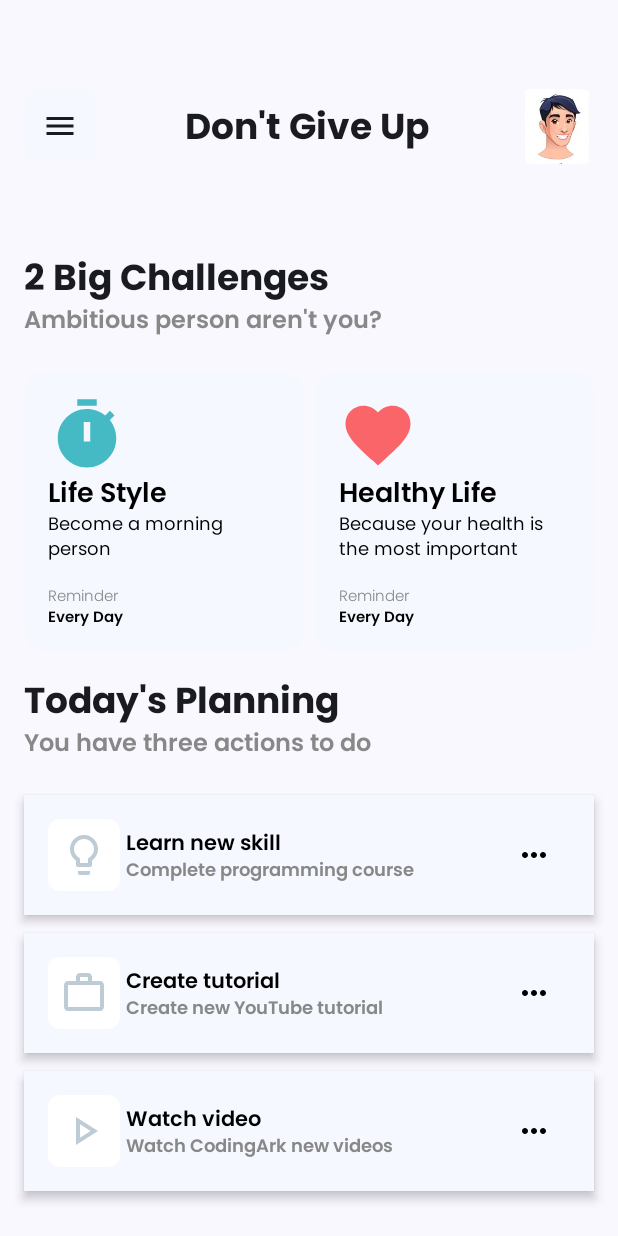
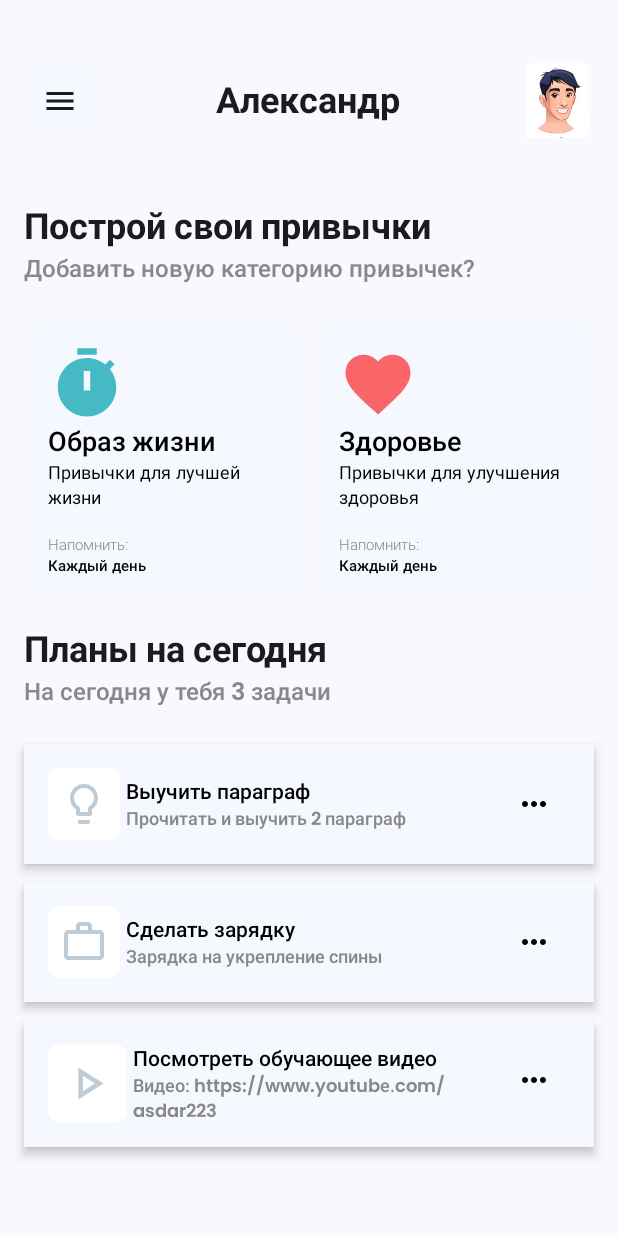
Before and after one commit to EugeneMGitHub/GoalsApp, an Android app built with Jetpack Compose: the screen it shows after launch (MainActivity), on a phone screen of 412 x 824 dp. Run offline under Robolectric (Android 15) with nearby library versions, the phone set to English and light mode, and no system bars; pictures from the network do not load.

Commit message:
Last Commit

```diff
--- a/app/src/main/java/com/example/goalsapp/MainActivity.kt
+++ b/app/src/main/java/com/example/goalsapp/MainActivity.kt
@@ -52,6 +52,7 @@ import androidx.compose.ui.layout.ContentScale
 import androidx.compose.ui.res.painterResource
 import androidx.compose.ui.text.font.FontWeight
 import androidx.compose.ui.text.style.TextAlign
+import androidx.compose.ui.text.style.TextOverflow
 import androidx.compose.ui.tooling.preview.Preview
 import androidx.compose.ui.unit.dp
 import androidx.compose.ui.unit.sp
@@ -104,7 +105,7 @@ fun MainApp() {
                     Icon(imageVector = Icons.Default.Menu, contentDescription = "")
                 }
                 Text(
-                    text = "Don't Give Up",
+                    text = "Александр",
                     fontWeight = FontWeight.Bold,
                     fontSize = 24.sp,
                     textAlign = TextAlign.Center,
@@ -135,17 +136,17 @@ fun MainApp() {
                 )
         ){
 //            Spacer(modifier = Modifier.height(24.dp))
-            Text(text = "2 Big Challenges", fontWeight = FontWeight.Bold, fontSize = 24.sp)
-            Text(text = "Ambitious person aren't you?", fontWeight = FontWeight.SemiBold, fontSize = 16.sp, color = Color.Gray)
+            Text(text = "Построй свои привычки", fontWeight = FontWeight.Bold, fontSize = 24.sp)
+            Text(text = "Добавить новую категорию привычек?", fontWeight = FontWeight.SemiBold, fontSize = 16.sp, color = Color.Gray)
             Spacer(modifier = Modifier.height(24.dp))
 
             Row(Modifier.fillMaxWidth()) {
                 BigButton(
                     icon = Icons.Default.Timer,
                     iconTint = Color(0xff45BAC5),
-                    title = "Life Style",
-                    subtitle = "Become a morning person",
-                    reminder = "Every Day",
+                    title = "Образ жизни",
+                    subtitle = "Привычки для лучшей жизни",
+                    reminder = "Каждый день",
                     modifier = Modifier
                         .weight(1f)
                         .clickable { }
@@ -154,33 +155,33 @@ fun MainApp() {
                 BigButton(
                     icon = Icons.Default.Favorite,
                     iconTint = Color(0xffFA6569),
-                    title = "Healthy Life",
-                    subtitle = "Because your health is the most important",
-                    reminder = "Every Day",
+                    title = "Здоровье",
+                    subtitle = "Привычки для улучшения здоровья",
+                    reminder = "Каждый день",
                     modifier = Modifier
                         .weight(1f)
                         .clickable { }
                 )
             }
             Spacer(modifier = Modifier.height(16.dp))
-            Text(text = "Today's Planning", fontWeight = FontWeight.Bold, fontSize = 24.sp)
-            Text(text = "You have three actions to do", fontWeight = FontWeight.SemiBold, fontSize = 16.sp, color = Color.Gray)
+            Text(text = "Планы на сегодня", fontWeight = FontWeight.Bold, fontSize = 24.sp)
+            Text(text = "На сегодня у тебя 3 задачи", fontWeight = FontWeight.SemiBold, fontSize = 16.sp, color = Color.Gray)
             Spacer(modifier = Modifier.height(24.dp))
             Column(verticalArrangement = Arrangement.spacedBy(12.dp)) {
                 TaskItem(
                     icon = Icons.Outlined.Lightbulb,
-                    title = "Learn new skill",
-                    subtitle = "Complete programming course",
+                    title = "Выучить параграф",
+                    subtitle = "Прочитать и выучить 2 параграф",
                     modifier = Modifier.clickable { })
                 TaskItem(
                     icon = Icons.Outlined.WorkOutline,
-                    title = "Create tutorial",
-                    subtitle = "Create new YouTube tutorial",
+                    title = "Сделать зарядку",
+                    subtitle = "Зарядка на укрепление спины",
                     modifier = Modifier.clickable { })
                 TaskItem(
                     icon = Icons.Outlined.PlayArrow,
-                    title = "Watch video",
-                    subtitle = "Watch CodingArk new videos",
+                    title = "Посмотреть обучающее видео",
+                    subtitle = "Видео: https://www.youtubе.com/asdar223",
                     modifier = Modifier.clickable { })
             }
             Spacer(modifier = Modifier.height(16.dp))
@@ -215,7 +216,7 @@ fun BigButton(
             Text(text = title, fontWeight = FontWeight.SemiBold, fontSize = 18.sp)
             Text(text = subtitle, fontWeight = FontWeight.Medium, fontSize = 12.sp)
             Spacer(modifier = Modifier.height(16.dp))
-            Text(text = "Reminder", fontWeight = FontWeight.Light, fontSize = 10.sp, color = Color.Gray)
+            Text(text = "Напомнить:", fontWeight = FontWeight.Light, fontSize = 10.sp, color = Color.Gray)
             Text(text = reminder, fontWeight = FontWeight.SemiBold, fontSize = 10.sp)
         }
     }
@@ -263,7 +264,9 @@ fun TaskItem(
                     .weight(1f)
             ){
                 Text(text = title)
-                Text(text = subtitle, fontSize = 12.sp, color = Color.Gray)
+                Text(text = subtitle, fontSize = 12.sp, color = Color.Gray,
+                    overflow = TextOverflow.Ellipsis
+                    )
             }
             IconButton(
                 onClick = {  },
```
